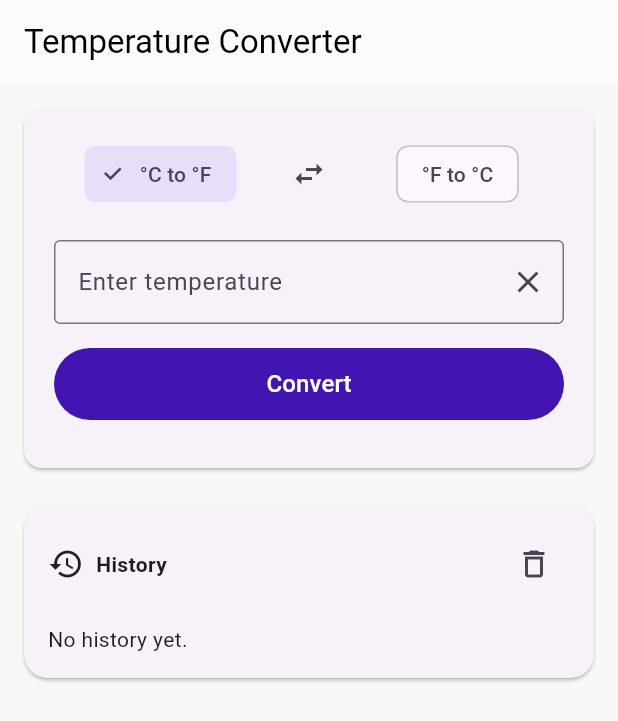
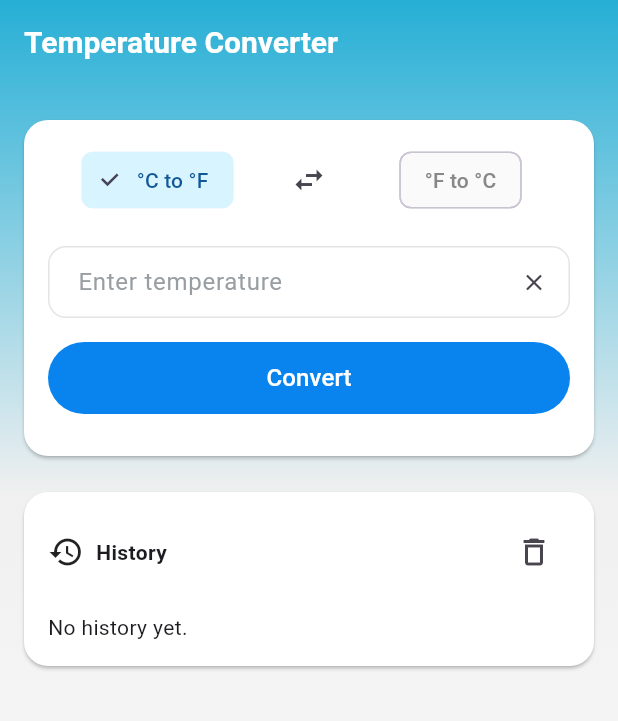
Before and after one commit to mgustavy/temperature_converter, a Flutter app: the screen it shows after launch, on a phone screen of 412 x 824 dp. Shown: the top 721 px of the screen. Run offline on Flutter 3.47's test engine with Material 3 defaults, Android fonts, the phone set to English and light mode, and no system bars.

Commit message:
UI changes

```diff
--- a/lib/main.dart
+++ b/lib/main.dart
@@ -1,4 +1,5 @@
 import 'package:flutter/material.dart';
+import 'package:flutter/services.dart';
 
 void main() {
   runApp(const TemperatureConverterApp());
@@ -11,6 +12,7 @@ class TemperatureConverterApp extends StatelessWidget {
   Widget build(BuildContext context) {
     return MaterialApp(
       title: 'Temperature Converter',
+      debugShowCheckedModeBanner: false,
       theme: ThemeData(
         primarySwatch: Colors.blue,
       ),
@@ -55,10 +57,12 @@ class _TemperatureConverterScreenState extends State<TemperatureConverterScreen>
 
   Widget _buildConversionCard() {
     return Card(
-      shape: RoundedRectangleBorder(borderRadius: BorderRadius.circular(12)),
+      color: Colors.white,
+      elevation: 1,
+      shape: RoundedRectangleBorder(borderRadius: BorderRadius.circular(16)),
       margin: const EdgeInsets.all(16),
       child: Padding(
-        padding: const EdgeInsets.all(20.0),
+        padding: const EdgeInsets.all(16.0),
         child: Column(
           children: [
             IntrinsicHeight(
@@ -76,6 +80,11 @@ class _TemperatureConverterScreenState extends State<TemperatureConverterScreen>
                             isCelsiusToFahrenheit = true;
                           });
                         },
+                        backgroundColor: const Color(0xFFFAFAFA),
+                        selectedColor: const Color(0xFFD7F4FF),
+                        labelStyle: TextStyle(
+                          color: isCelsiusToFahrenheit ? const Color(0xFF125896) : const Color(0xFF888888),
+                        ),
                       ),
                     ),
                   ),
@@ -100,6 +109,11 @@ class _TemperatureConverterScreenState extends State<TemperatureConverterScreen>
                             isCelsiusToFahrenheit = false;
                           });
                         },
+                        backgroundColor: const Color(0xFFFAFAFA),
+                        selectedColor: const Color(0xFFD7F4FF),
+                        labelStyle: TextStyle(
+                          color: !isCelsiusToFahrenheit ? const Color(0xFF125896) : const Color(0xFF888888),
+                        ),
                       ),
                     ),
                   ),
@@ -112,9 +126,22 @@ class _TemperatureConverterScreenState extends State<TemperatureConverterScreen>
               keyboardType: TextInputType.number,
               decoration: InputDecoration(
                 labelText: 'Enter temperature',
-                border: const OutlineInputBorder(),
+                labelStyle: TextStyle(color: Color(0xFF999EA2)),
+                border: OutlineInputBorder(
+                  borderRadius: BorderRadius.circular(12),
+                  borderSide: const BorderSide(color: Color(0xFFE4E4E4)),
+                ),
+                enabledBorder: OutlineInputBorder(
+                  borderRadius: BorderRadius.circular(12),
+                  borderSide: const BorderSide(color: Color(0xFFE4E4E4)),
+                ),
+                focusedBorder: OutlineInputBorder(
+                  borderRadius: BorderRadius.circular(12),
+                  borderSide: const BorderSide(color: Color(0xFF0984EF), width: 1.5),
+                ),
+                contentPadding: const EdgeInsets.only(left: 16, right: 12),
                 suffixIcon: IconButton(
-                  icon: const Icon(Icons.clear),
+                  icon: const Icon(Icons.clear, size: 18),
                   onPressed: () {
                     _controller.clear();
                   },
@@ -125,7 +152,7 @@ class _TemperatureConverterScreenState extends State<TemperatureConverterScreen>
             ElevatedButton(
               onPressed: _convertTemperature,
               style: ElevatedButton.styleFrom(
-                backgroundColor: const Color.fromARGB(255, 66, 21, 179),
+                backgroundColor: const Color(0xFF0984EF),
                 minimumSize: const Size(double.infinity, 48),
                 elevation: 0,
               ),
@@ -140,8 +167,8 @@ class _TemperatureConverterScreenState extends State<TemperatureConverterScreen>
     width: double.infinity,
     padding: const EdgeInsets.symmetric(horizontal: 16, vertical: 16),
     decoration: BoxDecoration(
-      color: Colors.white,
-      borderRadius: BorderRadius.circular(16),
+      color: Color.fromARGB(255, 246, 246, 246),
+      borderRadius: BorderRadius.circular(8),
     ),
     child: Column(
       crossAxisAlignment: CrossAxisAlignment.start,
@@ -172,6 +199,8 @@ class _TemperatureConverterScreenState extends State<TemperatureConverterScreen>
 
   Widget _buildHistoryCard() {
     return Card(
+      color: Colors.white,
+      elevation: 1,
       shape: RoundedRectangleBorder(borderRadius: BorderRadius.circular(16)),
       margin: const EdgeInsets.symmetric(horizontal: 16, vertical: 8),
       child: Padding(
@@ -212,20 +241,51 @@ class _TemperatureConverterScreenState extends State<TemperatureConverterScreen>
 
 @override
 Widget build(BuildContext context) {
-    return Scaffold(
-      backgroundColor: const Color(0xFFF8F8F8),
+  return AnnotatedRegion<SystemUiOverlayStyle>(
+    value: const SystemUiOverlayStyle(
+      statusBarColor: Colors.black,
+    ),
+    child: GestureDetector(
+      onTap: () => FocusScope.of(context).unfocus(),
+      child: Scaffold(
+        extendBodyBehindAppBar: true,
         appBar: AppBar(
-        title: const Text('Temperature Converter'),
-        backgroundColor: Colors.white,
-        foregroundColor: Colors.black,
-        elevation: 0.5,
+          title: const Text(
+            'Temperature Converter',
+            style: TextStyle(
+              fontWeight: FontWeight.w600,
+              fontSize: 20,
+              color: Colors.white,
             ),
-      body: ListView(
+          ),
+          backgroundColor: Colors.transparent,
+          elevation: 0.0,
+        ),
+        body: Container(
+          decoration: const BoxDecoration(
+            gradient: LinearGradient(
+              begin: Alignment.topCenter,
+              end: Alignment.bottomCenter,
+              colors: [
+                Color(0xFF26AFD6), // Very light gray
+                Color(0xFff0f0f0), // Light gray
+                Color(0xFFFFFFFF), // Medium light gray
+              ],
+              stops: [0.0, 0.4, 1.0],
+            ),
+          ),
+          child: SafeArea(
+            child: ListView(
+              padding: const EdgeInsets.symmetric(vertical: 8),
               children: [
                 _buildConversionCard(),
                 _buildHistoryCard(),
               ],
             ),
+          ),
+        ),
+      ),
+    ),
   );
 }
 }
```
Lines whose indentation alone changed are shown as unchanged.
